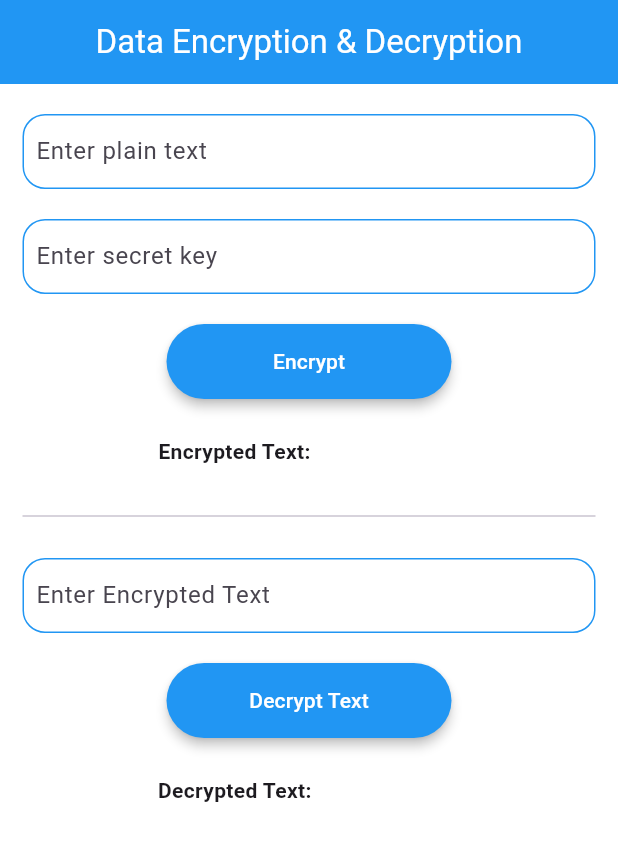
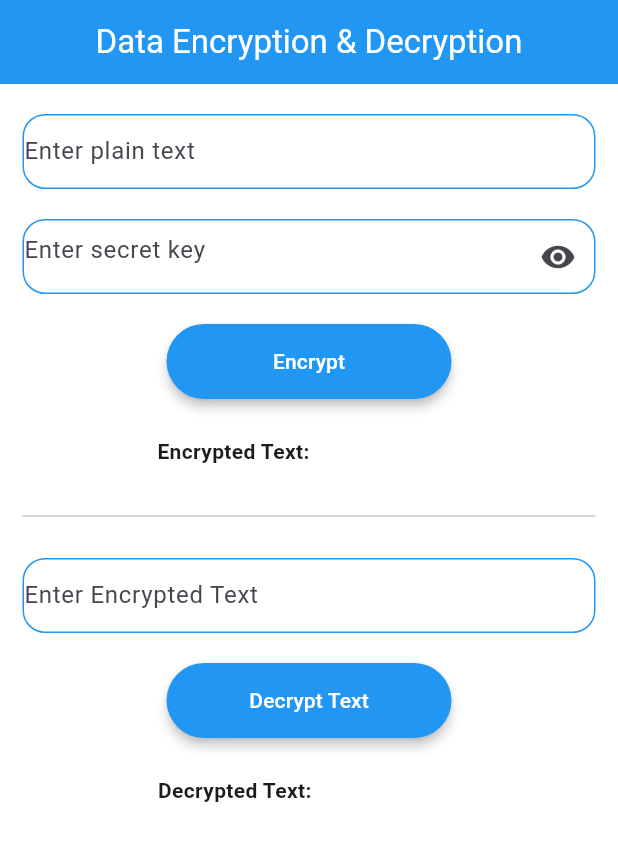
Before and after one commit to Legendary-Folah/encryption_and_decryption, a Flutter app: the screen it shows after launch, on a phone screen of 412 x 824 dp. Shown: the top 841 px of the screen. Run offline on Flutter 3.47's test engine with Material 3 defaults, Android fonts, the phone set to English and light mode, and no system bars.

Commit message:
some changes

```diff
--- a/lib/encryption_and_decryption_page.dart
+++ b/lib/encryption_and_decryption_page.dart
@@ -16,6 +16,13 @@ class _EncryptionAndDecryptionState extends State<EncryptionAndDecryption> {
       TextEditingController();
   String encryptedText = '';
   String decryptedText = '';
+  bool isObscure = false;
+
+  void isObscureText() {
+    setState(() {
+      isObscure = !isObscure;
+    });
+  }
 
 //
   void encryptText() {
@@ -66,30 +73,38 @@ class _EncryptionAndDecryptionState extends State<EncryptionAndDecryption> {
             child: Column(
               spacing: 20,
               children: [
+                // Input Plain Text
                 CustomTextField(
                   textController: _textController,
                   obscureText: false,
                   hintText: 'Enter plain text',
                 ),
+
+                // Input secret key which is set to obscure Text and onCLick of the suffixIcon,
+                // One can see the secretKey if needed.
                 CustomTextField(
                   textController: _keyController,
-                  obscureText: true,
+                  obscureText: isObscure ? false : true,
+                  suffixIcon: isObscure
+                      ? IconButton(
+                          onPressed: isObscureText,
+                          icon: Icon(Icons.visibility_off))
+                      : IconButton(
+                          onPressed: isObscureText,
+                          icon: Icon(Icons.visibility)),
                   hintText: 'Enter secret key',
-                  // suffixIcon: IconButton(
-                  //   onPressed: () {},
-                  //   icon: Icon(
-                  //     Icons.remove_red_eye,
-                  //   ),
-                  // ),
                 ),
+
+                // Click on button to Encrypt the plainText
                 CustomButton(
                   onPressed: encryptText,
                   text: 'Encrypt',
                 ),
                 Row(
                   mainAxisAlignment: MainAxisAlignment.spaceEvenly,
-                  spacing: 6,
+                  spacing: 8,
                   children: [
+                    // Get encrypted text which is selectable and can be copied
                     Text('Encrypted Text:',
                         style: TextStyle(fontWeight: FontWeight.bold)),
                     SelectableText(encryptedText,
@@ -97,11 +112,15 @@ class _EncryptionAndDecryptionState extends State<EncryptionAndDecryption> {
                   ],
                 ),
                 Divider(),
+
+                // Input encrypted text which can be copied and pasted here
                 CustomTextField(
                   textController: _encryptedTextController,
                   obscureText: false,
                   hintText: 'Enter Encrypted Text',
                 ),
+
+                // Decrypt the encrypted text
                 CustomButton(
                   onPressed: decryptText,
                   text: 'Decrypt Text',
@@ -110,6 +129,7 @@ class _EncryptionAndDecryptionState extends State<EncryptionAndDecryption> {
                   mainAxisAlignment: MainAxisAlignment.spaceEvenly,
                   spacing: 6,
                   children: [
+                    // The decrypted text which shows the plain text that was encrypted
                     Text('Decrypted Text:',
                         style: TextStyle(fontWeight: FontWeight.bold)),
                     SelectableText(decryptedText,
@@ -126,13 +146,13 @@ class _EncryptionAndDecryptionState extends State<EncryptionAndDecryption> {
 }
 
 class CustomTextField extends StatelessWidget {
-  const CustomTextField({
-    super.key,
+  const CustomTextField(
+      {super.key,
       required TextEditingController textController,
       required this.obscureText,
       required this.hintText,
-    this.suffixIcon,
-  }) : _textController = textController;
+      this.suffixIcon})
+      : _textController = textController;
 
   final TextEditingController _textController;
   final bool obscureText;
@@ -141,8 +161,13 @@ class CustomTextField extends StatelessWidget {
 
   @override
   Widget build(BuildContext context) {
-    return Container(
+    final width = MediaQuery.of(context).size.width;
+    return Row(
+      children: [
+        Expanded(
+          child: Container(
             height: 50,
+            width: width,
             decoration: BoxDecoration(
               borderRadius: BorderRadius.circular(15),
               border: Border.all(color: Colors.blue, width: 1),
@@ -154,10 +179,11 @@ class CustomTextField extends StatelessWidget {
                 suffixIcon: suffixIcon,
                 hintText: hintText,
                 border: InputBorder.none,
-            contentPadding: EdgeInsets.symmetric(horizontal: 8)
-            // contentPadding: EdgeInsets.symmetric(horizontal: 2),
               ),
             ),
+          ),
+        ),
+      ],
     );
   }
 }
```
Lines whose indentation alone changed are shown as unchanged.
